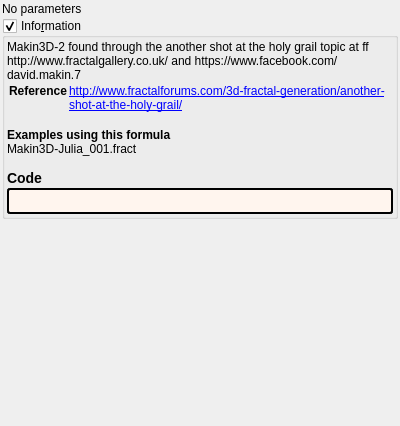
buddhi1980/mandelbulber2, file mandelbulber2/formula/ui/makin3d2.ui: the form before one commit.
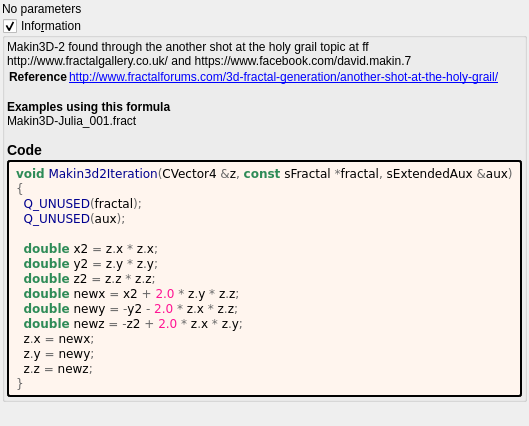
The form after the commit. Custom widgets are drawn as their Qt base class.

The edit to the form file:
```diff
--- a/mandelbulber2/formula/ui/makin3d2.ui
+++ b/mandelbulber2/formula/ui/makin3d2.ui
@@ -89,7 +89,24 @@
          <string notr="true">border-style: outset; border-width: 2px; border-radius: 3px; border-color: black; background-color: #fff5ee; padding: 4px;</string>
         </property>
         <property name="text">
-         <string notr="true"></string>
+         <string notr="true">&lt;body style=&quot;background-color:#fff5ee&quot;&gt;
+&lt;pre style=&quot;color:#000000; background-color:#fff5ee;  font-family:'Courier New',monospace;&quot;&gt;&lt;span style=&quot;color:#2e8b57; font-weight:bold&quot;&gt;void&lt;/span&gt; &lt;span style=&quot;color:#00008f&quot;&gt;Makin3d2Iteration&lt;/span&gt;&lt;span style=&quot;color:#676767&quot;&gt;(&lt;/span&gt;CVector4 &lt;span style=&quot;color:#676767&quot;&gt;&amp;amp;&lt;/span&gt;z&lt;span style=&quot;color:#676767&quot;&gt;,&lt;/span&gt; &lt;span style=&quot;color:#2e8b57; font-weight:bold&quot;&gt;const&lt;/span&gt; sFractal &lt;span style=&quot;color:#676767&quot;&gt;*&lt;/span&gt;fractal&lt;span style=&quot;color:#676767&quot;&gt;,&lt;/span&gt; sExtendedAux &lt;span style=&quot;color:#676767&quot;&gt;&amp;amp;&lt;/span&gt;aux&lt;span style=&quot;color:#676767&quot;&gt;)&lt;/span&gt;
+&lt;span style=&quot;color:#676767&quot;&gt;{&lt;/span&gt;
+  &lt;span style=&quot;color:#00008f&quot;&gt;Q_UNUSED&lt;/span&gt;&lt;span style=&quot;color:#676767&quot;&gt;(&lt;/span&gt;fractal&lt;span style=&quot;color:#676767&quot;&gt;);&lt;/span&gt;
+  &lt;span style=&quot;color:#00008f&quot;&gt;Q_UNUSED&lt;/span&gt;&lt;span style=&quot;color:#676767&quot;&gt;(&lt;/span&gt;aux&lt;span style=&quot;color:#676767&quot;&gt;);&lt;/span&gt;
+
+  &lt;span style=&quot;color:#2e8b57; font-weight:bold&quot;&gt;double&lt;/span&gt; x2 &lt;span style=&quot;color:#676767&quot;&gt;=&lt;/span&gt; z&lt;span style=&quot;color:#676767&quot;&gt;.&lt;/span&gt;x &lt;span style=&quot;color:#676767&quot;&gt;*&lt;/span&gt; z&lt;span style=&quot;color:#676767&quot;&gt;.&lt;/span&gt;x&lt;span style=&quot;color:#676767&quot;&gt;;&lt;/span&gt;
+  &lt;span style=&quot;color:#2e8b57; font-weight:bold&quot;&gt;double&lt;/span&gt; y2 &lt;span style=&quot;color:#676767&quot;&gt;=&lt;/span&gt; z&lt;span style=&quot;color:#676767&quot;&gt;.&lt;/span&gt;y &lt;span style=&quot;color:#676767&quot;&gt;*&lt;/span&gt; z&lt;span style=&quot;color:#676767&quot;&gt;.&lt;/span&gt;y&lt;span style=&quot;color:#676767&quot;&gt;;&lt;/span&gt;
+  &lt;span style=&quot;color:#2e8b57; font-weight:bold&quot;&gt;double&lt;/span&gt; z2 &lt;span style=&quot;color:#676767&quot;&gt;=&lt;/span&gt; z&lt;span style=&quot;color:#676767&quot;&gt;.&lt;/span&gt;z &lt;span style=&quot;color:#676767&quot;&gt;*&lt;/span&gt; z&lt;span style=&quot;color:#676767&quot;&gt;.&lt;/span&gt;z&lt;span style=&quot;color:#676767&quot;&gt;;&lt;/span&gt;
+  &lt;span style=&quot;color:#2e8b57; font-weight:bold&quot;&gt;double&lt;/span&gt; newx &lt;span style=&quot;color:#676767&quot;&gt;=&lt;/span&gt; x2 &lt;span style=&quot;color:#676767&quot;&gt;+&lt;/span&gt; &lt;span style=&quot;color:#ff1493&quot;&gt;2.0&lt;/span&gt; &lt;span style=&quot;color:#676767&quot;&gt;*&lt;/span&gt; z&lt;span style=&quot;color:#676767&quot;&gt;.&lt;/span&gt;y &lt;span style=&quot;color:#676767&quot;&gt;*&lt;/span&gt; z&lt;span style=&quot;color:#676767&quot;&gt;.&lt;/span&gt;z&lt;span style=&quot;color:#676767&quot;&gt;;&lt;/span&gt;
+  &lt;span style=&quot;color:#2e8b57; font-weight:bold&quot;&gt;double&lt;/span&gt; newy &lt;span style=&quot;color:#676767&quot;&gt;= -&lt;/span&gt;y2 &lt;span style=&quot;color:#676767&quot;&gt;-&lt;/span&gt; &lt;span style=&quot;color:#ff1493&quot;&gt;2.0&lt;/span&gt; &lt;span style=&quot;color:#676767&quot;&gt;*&lt;/span&gt; z&lt;span style=&quot;color:#676767&quot;&gt;.&lt;/span&gt;x &lt;span style=&quot;color:#676767&quot;&gt;*&lt;/span&gt; z&lt;span style=&quot;color:#676767&quot;&gt;.&lt;/span&gt;z&lt;span style=&quot;color:#676767&quot;&gt;;&lt;/span&gt;
+  &lt;span style=&quot;color:#2e8b57; font-weight:bold&quot;&gt;double&lt;/span&gt; newz &lt;span style=&quot;color:#676767&quot;&gt;= -&lt;/span&gt;z2 &lt;span style=&quot;color:#676767&quot;&gt;+&lt;/span&gt; &lt;span style=&quot;color:#ff1493&quot;&gt;2.0&lt;/span&gt; &lt;span style=&quot;color:#676767&quot;&gt;*&lt;/span&gt; z&lt;span style=&quot;color:#676767&quot;&gt;.&lt;/span&gt;x &lt;span style=&quot;color:#676767&quot;&gt;*&lt;/span&gt; z&lt;span style=&quot;color:#676767&quot;&gt;.&lt;/span&gt;y&lt;span style=&quot;color:#676767&quot;&gt;;&lt;/span&gt;
+  z&lt;span style=&quot;color:#676767&quot;&gt;.&lt;/span&gt;x &lt;span style=&quot;color:#676767&quot;&gt;=&lt;/span&gt; newx&lt;span style=&quot;color:#676767&quot;&gt;;&lt;/span&gt;
+  z&lt;span style=&quot;color:#676767&quot;&gt;.&lt;/span&gt;y &lt;span style=&quot;color:#676767&quot;&gt;=&lt;/span&gt; newy&lt;span style=&quot;color:#676767&quot;&gt;;&lt;/span&gt;
+  z&lt;span style=&quot;color:#676767&quot;&gt;.&lt;/span&gt;z &lt;span style=&quot;color:#676767&quot;&gt;=&lt;/span&gt; newz&lt;span style=&quot;color:#676767&quot;&gt;;&lt;/span&gt;
+&lt;span style=&quot;color:#676767&quot;&gt;}&lt;/span&gt;
+&lt;/pre&gt;
+&lt;/body&gt;</string>
         </property>
         <property name="wordWrap">
          <bool>true</bool>
```
